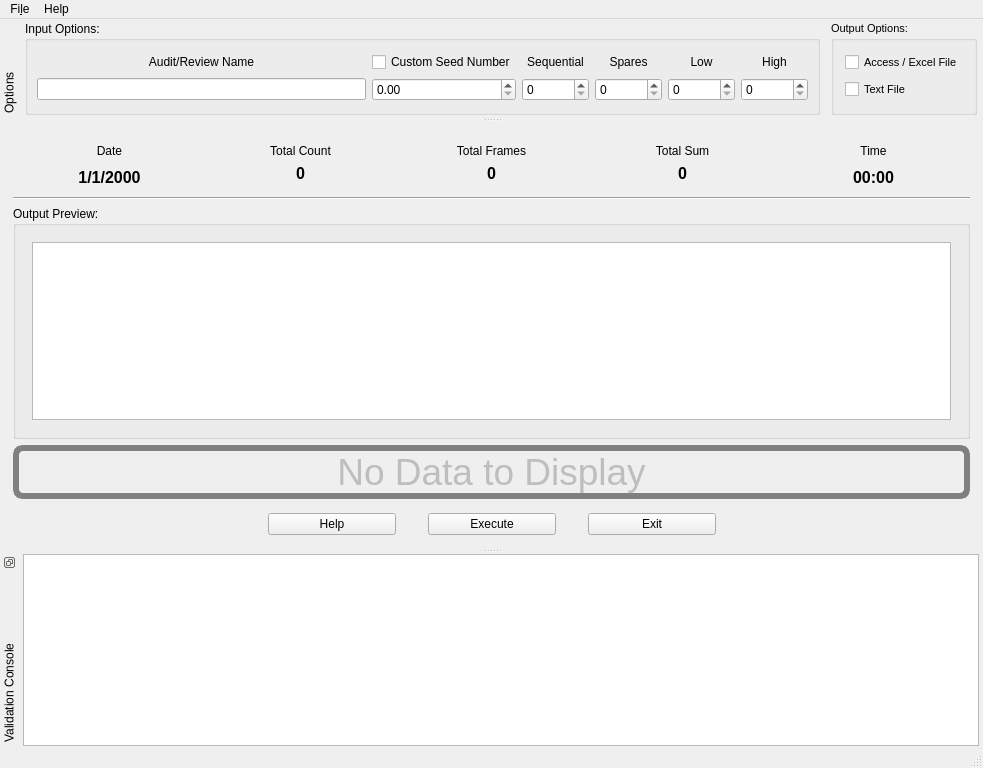
This is products/RAT-STATS/rstats_modules/single_stage_random_numbers/src/UIRStatsSSRN.ui in cbtek/RStats2017 as Qt 5 draws it before an edit. The edited form follows.
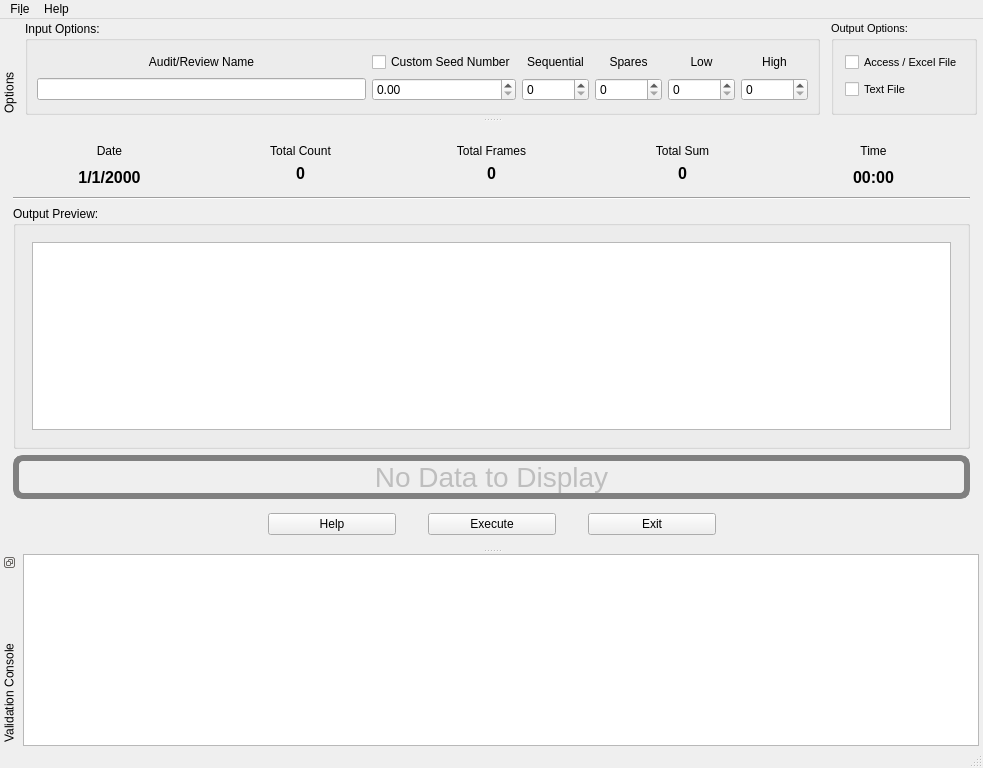
This is the edited form.

```diff
--- a/products/RAT-STATS/rstats_modules/single_stage_random_numbers/src/UIRStatsSSRN.ui
+++ b/products/RAT-STATS/rstats_modules/single_stage_random_numbers/src/UIRStatsSSRN.ui
@@ -305,14 +305,13 @@
          </property>
          <property name="font">
           <font>
-           <pointsize>28</pointsize>
+           <pointsize>-1</pointsize>
           </font>
          </property>
          <property name="styleSheet">
-          <string notr="true">QLabel
+          <string notr="true">#m_lblNoData
 {
-	border:6px solid gray;
-	border-radius:10px;
+	border:6px solid gray;	border-radius:10px;	font-size:28px;
 }</string>
          </property>
          <property name="text">
```
